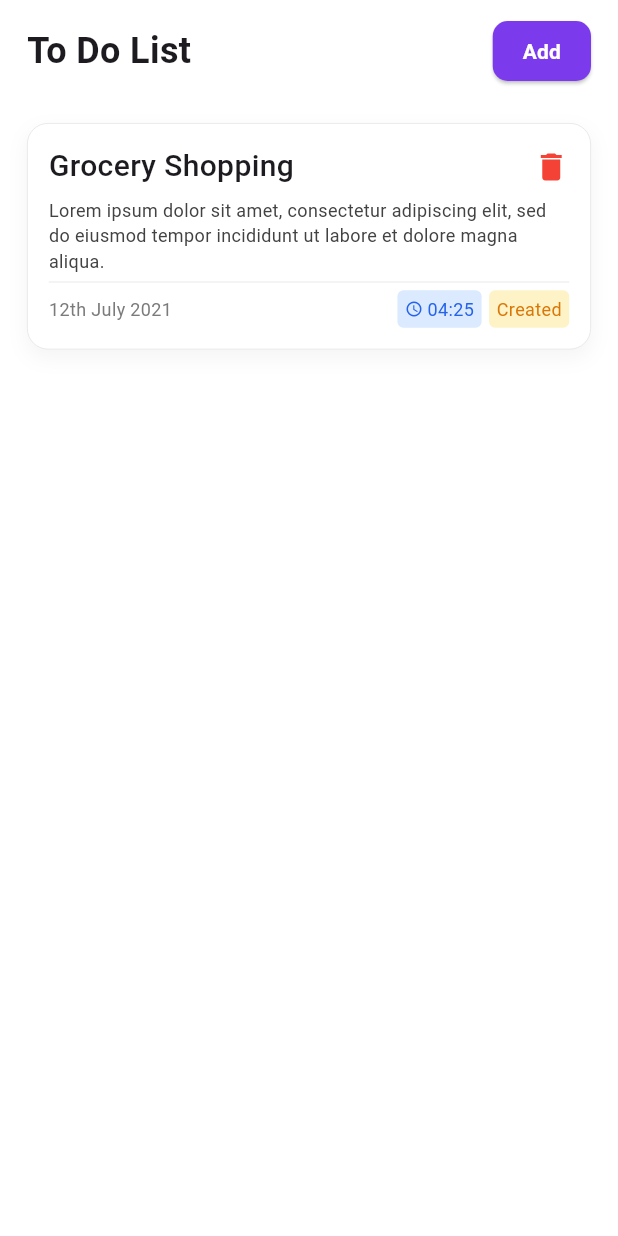
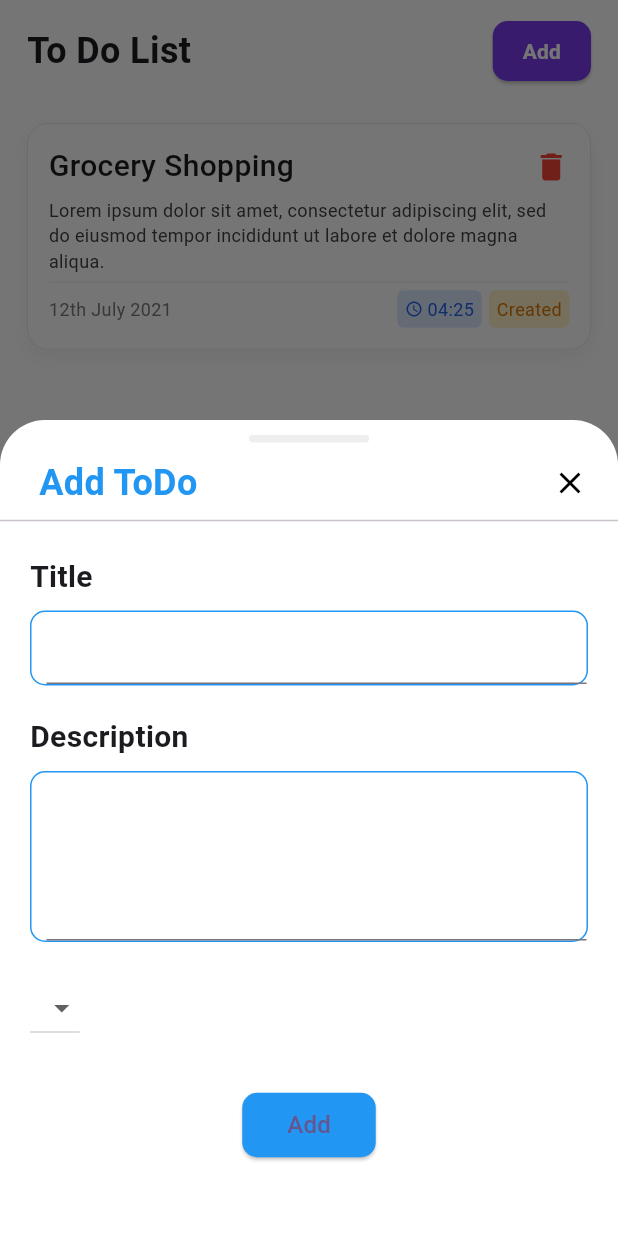
Before and after one commit to rutviksorathia/to_do_list, a Flutter app: the screen it shows after launch, after a tap on "Add", on a phone screen of 412 x 824 dp. Run offline on Flutter 3.47's test engine with Material 3 defaults, Android fonts, the phone set to English and light mode, and no system bars; our stand-ins replace get, hive, hive_flutter, smooth_corner, stacked; accounts and stored records are empty.

Commit message:
Feat: toDo upsert Ui Implementation

```diff
--- a/lib/ui/views/to_do_list/to_do_list_view.dart
+++ b/lib/ui/views/to_do_list/to_do_list_view.dart
@@ -2,6 +2,7 @@ import 'package:flutter/material.dart';
 import 'package:get/route_manager.dart';
 import 'package:stacked/stacked.dart';
 import 'package:to_do_list/ui/views/to_do_list/to_do_list_viewmodel.dart';
+import 'package:to_do_list/ui/views/to_do_upsert/to_do_upsert_view.dart';
 
 class ToDoListView extends StatelessWidget {
   const ToDoListView({super.key});
@@ -45,13 +46,13 @@ class ToDoListView extends StatelessWidget {
                         ),
                       ),
                       child: GestureDetector(
-                        // onTap: () {
-                        //   Get.bottomSheet(
-                        //     const ToDoAddView(),
-                        //     useRootNavigator: true,
-                        //     isScrollControlled: true,
-                        //   );
-                        // },
+                        onTap: () {
+                          Get.bottomSheet(
+                            const TodoUpsertView(),
+                            useRootNavigator: true,
+                            isScrollControlled: true,
+                          );
+                        },
                         child: const Text(
                           'Add',
                           style: TextStyle(
--- a/lib/ui/views/to_do_list/to_do_list_viewmodel.dart
+++ b/lib/ui/views/to_do_list/to_do_list_viewmodel.dart
@@ -42,7 +42,6 @@ class ToDoListViewModel extends BaseViewModel {
 
   Future<void> fetchData() async {
     toDoList = await getToDoList();
-    print(toDoList.length);
 
     notifyListeners();
   }
--- /dev/null
+++ b/lib/ui/views/to_do_upsert/to_do_upsert_view.dart
@@ -0,0 +1,202 @@
+import 'package:flutter/material.dart';
+import 'package:get/route_manager.dart';
+import 'package:smooth_corner/smooth_corner.dart';
+import 'package:stacked/stacked.dart';
+import 'package:to_do_list/ui/views/to_do_upsert/to_do_upsert_viewmodel.dart';
+
+class TodoUpsertView extends StatelessWidget {
+  final bool isEditMode;
+
+  const TodoUpsertView({
+    super.key,
+    this.isEditMode = false,
+  });
+
+  @override
+  Widget build(BuildContext context) {
+    return ViewModelBuilder<TodoUpsertViewModel>.reactive(
+      viewModelBuilder: () => TodoUpsertViewModel(),
+      onViewModelReady: (model) {},
+      builder: (context, model, child) {
+        return IntrinsicHeight(
+          child: Container(
+            constraints: BoxConstraints(
+                maxHeight: MediaQuery.of(context).size.height * 0.8),
+            decoration: ShapeDecoration(
+              shape: SmoothRectangleBorder(
+                smoothness: 1.0,
+                borderRadius: const BorderRadius.only(
+                  topLeft: Radius.circular(30),
+                  topRight: Radius.circular(30),
+                ),
+              ),
+              color: Colors.white,
+            ),
+            child: Column(
+              mainAxisSize: MainAxisSize.min,
+              crossAxisAlignment: CrossAxisAlignment.start,
+              children: [
+                const SizedBox(height: 10),
+                Center(
+                  child: Container(
+                    height: 5,
+                    width: 80,
+                    decoration: ShapeDecoration(
+                      color: Colors.grey.shade200,
+                      shape: SmoothRectangleBorder(
+                        smoothness: 1,
+                        borderRadius: BorderRadius.circular(10.0),
+                      ),
+                    ),
+                  ),
+                ),
+                Padding(
+                  padding: const EdgeInsets.only(top: 10),
+                  child: Flex(
+                    direction: Axis.vertical,
+                    crossAxisAlignment: CrossAxisAlignment.start,
+                    mainAxisSize: MainAxisSize.min,
+                    children: [
+                      Container(
+                        padding: const EdgeInsets.symmetric(horizontal: 20),
+                        child: Flex(
+                          direction: Axis.horizontal,
+                          mainAxisAlignment: MainAxisAlignment.spaceBetween,
+                          mainAxisSize: MainAxisSize.max,
+                          crossAxisAlignment: CrossAxisAlignment.center,
+                          children: [
+                            Padding(
+                              padding: const EdgeInsets.only(left: 6),
+                              child: Column(
+                                crossAxisAlignment: CrossAxisAlignment.start,
+                                children: [
+                                  Text(
+                                    isEditMode ? 'Edit Todo' : 'Add ToDo',
+                                    style: const TextStyle(
+                                      color: Colors.blue,
+                                      fontSize: 24,
+                                      fontWeight: FontWeight.bold,
+                                    ),
+                                  ),
+                                ],
+                              ),
+                            ),
+                            GestureDetector(
+                              onTap: Get.back,
+                              child: const Icon(
+                                Icons.close,
+                                color: Colors.black,
+                              ),
+                            )
+                          ],
+                        ),
+                      ),
+                      const Divider(thickness: 1),
+                    ],
+                  ),
+                ),
+                const SizedBox(height: 15),
+                Container(
+                  padding: const EdgeInsets.symmetric(horizontal: 20),
+                  child: Column(
+                    crossAxisAlignment: CrossAxisAlignment.start,
+                    children: [
+                      const Text(
+                        'Title',
+                        style: TextStyle(
+                          fontSize: 20,
+                          fontWeight: FontWeight.bold,
+                        ),
+                      ),
+                      const SizedBox(height: 8),
+                      Container(
+                        padding: const EdgeInsets.only(left: 10),
+                        decoration: ShapeDecoration(
+                          shape: SmoothRectangleBorder(
+                            smoothness: 1,
+                            borderRadius: BorderRadius.circular(10),
+                            side: const BorderSide(
+                              color: Colors.blue,
+                              width: 1,
+                            ),
+                          ),
+                        ),
+                        child: TextField(
+                          controller: model.titleController,
+                        ),
+                      ),
+                      const SizedBox(height: 20),
+                      const Text(
+                        'Description',
+                        style: TextStyle(
+                          fontSize: 20,
+                          fontWeight: FontWeight.bold,
+                        ),
+                      ),
+                      const SizedBox(height: 8),
+                      Container(
+                        padding: const EdgeInsets.only(left: 10),
+                        decoration: ShapeDecoration(
+                          shape: SmoothRectangleBorder(
+                            smoothness: 1,
+                            borderRadius: BorderRadius.circular(10),
+                            side: const BorderSide(
+                              color: Colors.blue,
+                              width: 1,
+                            ),
+                          ),
+                        ),
+                        child: TextField(
+                          controller: model.descriptionController,
+                          maxLines: 6,
+                          minLines: 4,
+                        ),
+                      ),
+                      const SizedBox(height: 20),
+                      DropdownButton<String>(
+                        value: model.selectedTime,
+                        items: model.time.map((t) {
+                          return DropdownMenuItem<String>(
+                            value: t,
+                            child: Text(t),
+                          );
+                        }).toList(),
+                        onChanged: (value) =>
+                            model.handleBaseCurrencyChange(value),
+                      ),
+                      const SizedBox(height: 10),
+                    ],
+                  ),
+                ),
+                const SizedBox(height: 20),
+                Center(
+                  child: ElevatedButton(
+                    onPressed: () {
+                      // model.handleUpdateButtonTap();
+                    },
+                    style: ElevatedButton.styleFrom(
+                      backgroundColor: Colors.blue,
+                      padding: const EdgeInsets.symmetric(
+                        horizontal: 30,
+                        vertical: 10,
+                      ),
+                      shape: SmoothRectangleBorder(
+                        smoothness: 1,
+                        borderRadius: BorderRadius.circular(10),
+                      ),
+                    ),
+                    child: Text(
+                      isEditMode ? 'Update' : 'Add',
+                      style: const TextStyle(fontSize: 16),
+                    ),
+                  ),
+                ),
+                const SizedBox(height: 50)
+              ],
+            ),
+          ),
+        );
+      },
+    );
+  }
+}
--- /dev/null
+++ b/lib/ui/views/to_do_upsert/to_do_upsert_viewmodel.dart
@@ -0,0 +1,23 @@
+import 'package:flutter/material.dart';
+import 'package:stacked/stacked.dart';
+
+class TodoUpsertViewModel extends BaseViewModel {
+  TextEditingController titleController = TextEditingController();
+  TextEditingController descriptionController = TextEditingController();
+
+  List<String> time = [
+    '1',
+    '2',
+    '3',
+    '4',
+    '5',
+  ];
+
+  String? selectedTime;
+
+  Future<void> handleBaseCurrencyChange(String? value) async {
+    if (value == null) return;
+    selectedTime = value;
+    notifyListeners();
+  }
+}
--- a/pubspec.yaml
+++ b/pubspec.yaml
@@ -39,6 +39,7 @@ dependencies:
   hive: ^2.2.3
   hive_flutter: ^1.1.0
   bootstrap_icons: ^1.11.3
+  smooth_corner: ^1.1.0
 
 dev_dependencies:
   flutter_test:
```
Also changed, not shown: pubspec.lock.
